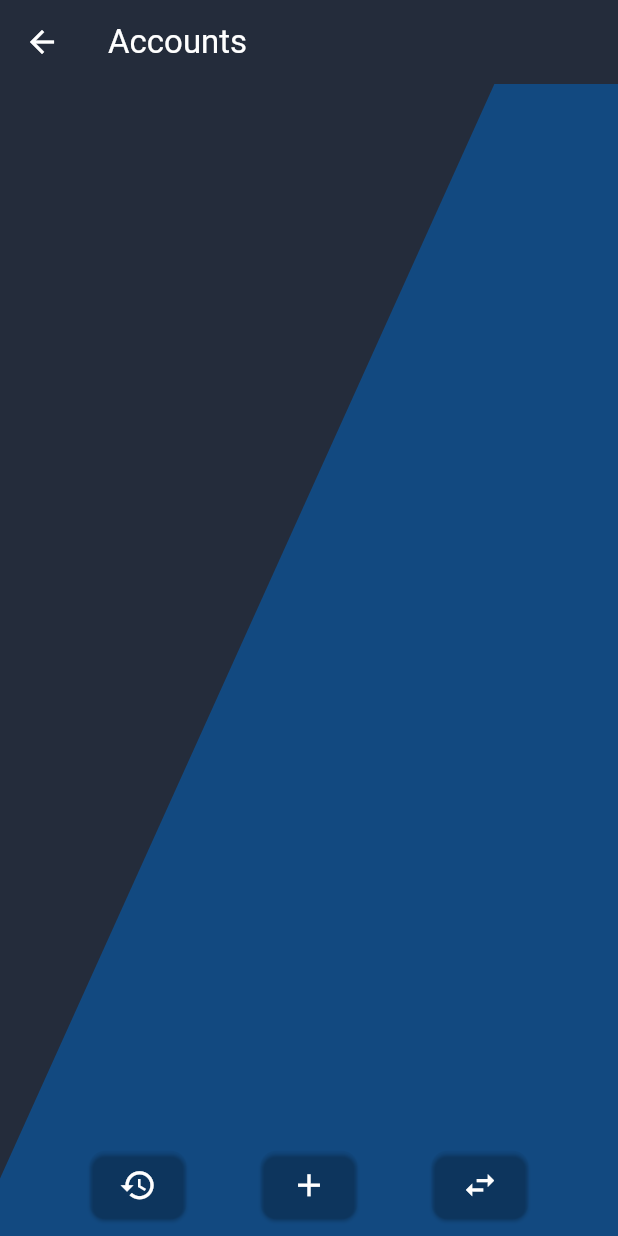
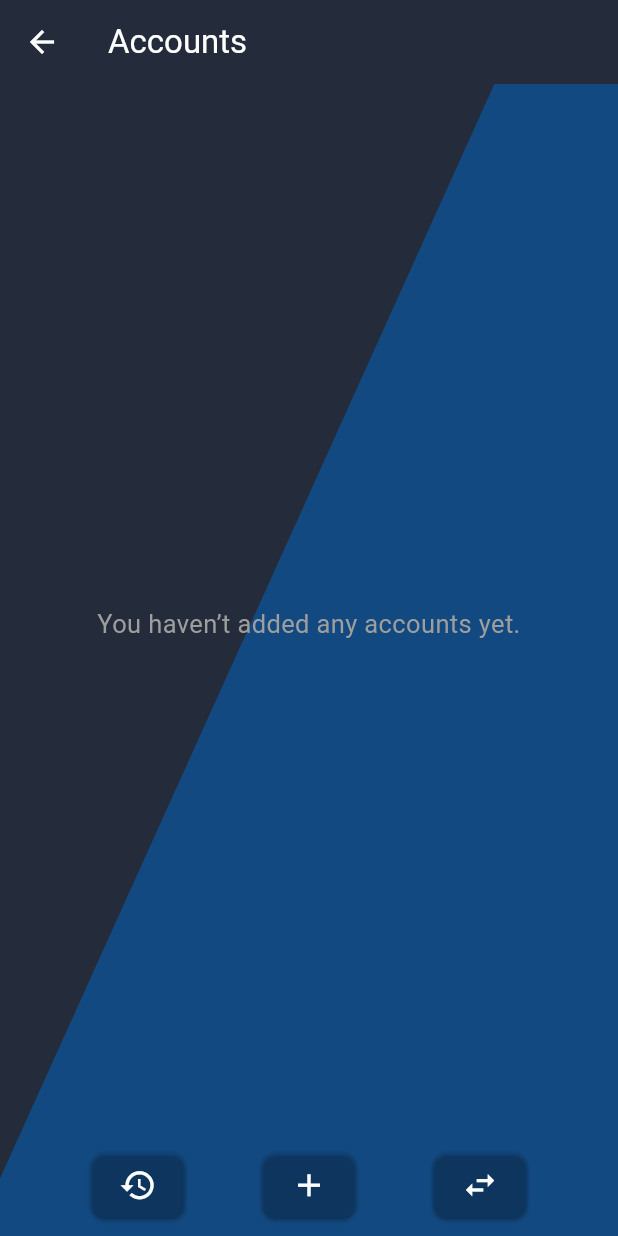
Before and after one commit to madushanka20161/money_manager, a Flutter app: the AccountPage screen opened directly, on a phone screen of 412 x 824 dp. Run offline on Flutter 3.47's test engine with Material 3 defaults, Android fonts, the phone set to English and light mode, and no system bars; our stand-ins replace fl_chart, flutter_local_notifications, google_mobile_ads, google_sign_in, hive_flutter; accounts and stored records are empty.

Commit message:
add no data availabele message

```diff
--- /dev/null
+++ b/lib/no-data-available.dart
@@ -0,0 +1,34 @@
+import 'package:flutter/material.dart';
+import 'package:money_manager_3/helper/config.dart';
+
+class NoDataAvailable extends StatelessWidget {
+  final String message;
+
+  const NoDataAvailable({Key? key, this.message = "No Data Available"})
+      : super(key: key);
+
+  @override
+  Widget build(BuildContext context) {
+    return Center(
+      child: Column(
+        mainAxisSize: MainAxisSize.min,
+        children: [
+          // Icon(
+          //   Icons.info_outline,
+          //   size: 48,
+          //   color: Colors.grey,
+          // ),
+          // SizedBox(height: 8),
+          Text(
+            message,
+            style: TextStyle(
+              fontSize: AppConfig.fontSize,
+              color: Colors.grey,
+            ),
+            textAlign: TextAlign.center,
+          ),
+        ],
+      ),
+    );
+  }
+}
--- a/lib/service/auth_service.dart
+++ b/lib/service/auth_service.dart
@@ -91,12 +91,12 @@ class AuthService {
     }
   }
 
-  Future<void> sendAuthRequest(
-    String idToken, String displayName, String email, bool isSignInByUser) async {
+  Future<void> sendAuthRequest(String idToken, String displayName, String email, bool isSignInByUser) async {
 
     try {
       final response = await NetworkService.instance.authRequest(idToken, email);
       final responseBody = jsonDecode(response.body);
+      _appState.setIsLoading(false);
 
       if (responseBody['statusCode'] == 200) {
         if (responseBody['isNewUser']) {
@@ -140,6 +140,8 @@ class AuthService {
         }
       }
     } catch (e) {
+      _appState.setIsLoading(false);
+
       LogService.instance.error(e.toString());
 
       throw Exception(e);
--- a/lib/widget/account/account_page.dart
+++ b/lib/widget/account/account_page.dart
@@ -4,6 +4,7 @@ import 'package:money_manager_3/dto/account_dto.dart';
 import 'package:money_manager_3/helper/config.dart';
 import 'package:money_manager_3/helper/number-format.dart';
 import 'package:money_manager_3/helper/index.dart';
+import 'package:money_manager_3/no-data-available.dart';
 import 'package:money_manager_3/state/app_state.dart';
 import 'package:money_manager_3/widget/account/create_account_transaction.dart';
 import 'package:money_manager_3/widget/account/account_trnsaction_view.dart';
@@ -57,7 +58,7 @@ class _AccountPageState extends State<AccountPage> {
             child: Column(
               children: [
                 Expanded(
-                  child: ListView.builder(
+                  child: accountList.isNotEmpty ? ListView.builder(
                     itemCount: accountList.length,
                     itemBuilder: (context, index) {
                       return Column(
@@ -121,7 +122,8 @@ class _AccountPageState extends State<AccountPage> {
                         ],
                       );
                     },
-                  ),
+                  )
+                  : NoDataAvailable(message: 'You haven’t added any accounts yet.',),
                 ),
                 Row(
                   mainAxisAlignment: MainAxisAlignment.spaceEvenly,
```
Also changed, not shown: lib/home_page.dart (+11 -12 lines), lib/widget/input/currency_selection.dart (+9 -5 lines).
